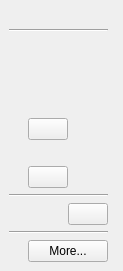
The window that src/lib/other/siteinfowidget.ui (osza-tools/osza-browser) describes before a commit, drawn with Qt 5.
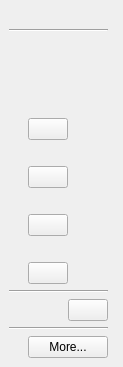
The same window after the commit.

Commit message: security: per-site GPC and threat-block state in the padlock menu

```diff
--- a/src/lib/other/siteinfowidget.ui
+++ b/src/lib/other/siteinfowidget.ui
@@ -38,7 +38,7 @@
       <property name="rightMargin">
        <number>15</number>
       </property>
-      <item row="10" column="0" colspan="3">
+      <item row="14" column="0" colspan="3">
        <layout class="QHBoxLayout" name="horizontalLayout_3">
         <item>
          <widget class="QLabel" name="protocolHandlerLabel"/>
@@ -65,7 +65,7 @@
         </property>
        </widget>
       </item>
-      <item row="12" column="0" colspan="3">
+      <item row="16" column="0" colspan="3">
        <layout class="QHBoxLayout" name="horizontalLayout_2">
         <property name="spacing">
          <number>6</number>
@@ -111,7 +111,7 @@
         </property>
        </widget>
       </item>
-      <item row="9" column="0" colspan="3">
+      <item row="13" column="0" colspan="3">
        <widget class="Line" name="protocolHandlerLine">
         <property name="orientation">
          <enum>Qt::Horizontal</enum>
@@ -125,7 +125,7 @@
         </property>
        </widget>
       </item>
-      <item row="11" column="0" colspan="3">
+      <item row="15" column="0" colspan="3">
        <widget class="Line" name="line">
         <property name="orientation">
          <enum>Qt::Horizontal</enum>
@@ -206,6 +206,80 @@
         </property>
        </widget>
       </item>
+      <item row="9" column="2">
+       <layout class="QHBoxLayout" name="gpcRowLayout">
+        <property name="spacing">
+         <number>4</number>
+        </property>
+        <item>
+         <widget class="QLabel" name="gpcLabel">
+          <property name="sizePolicy">
+           <sizepolicy hsizetype="MinimumExpanding" vsizetype="Preferred">
+            <horstretch>0</horstretch>
+            <verstretch>0</verstretch>
+           </sizepolicy>
+          </property>
+         </widget>
+        </item>
+        <item>
+         <widget class="QLabel" name="globalPrivacyControlDiffLink">
+          <property name="sizePolicy">
+           <sizepolicy hsizetype="Maximum" vsizetype="Preferred">
+            <horstretch>0</horstretch>
+            <verstretch>0</verstretch>
+           </sizepolicy>
+          </property>
+         </widget>
+        </item>
+       </layout>
+      </item>
+      <item row="10" column="2">
+       <widget class="QPushButton" name="gpcButton">
+        <property name="sizePolicy">
+         <sizepolicy hsizetype="Maximum" vsizetype="Fixed">
+          <horstretch>0</horstretch>
+          <verstretch>0</verstretch>
+         </sizepolicy>
+        </property>
+       </widget>
+      </item>
+      <item row="11" column="2">
+       <layout class="QHBoxLayout" name="threatBlockRowLayout">
+        <property name="spacing">
+         <number>4</number>
+        </property>
+        <item>
+         <widget class="QLabel" name="threatBlockLabel">
+          <property name="sizePolicy">
+           <sizepolicy hsizetype="MinimumExpanding" vsizetype="Preferred">
+            <horstretch>0</horstretch>
+            <verstretch>0</verstretch>
+           </sizepolicy>
+          </property>
+         </widget>
+        </item>
+        <item>
+         <widget class="QLabel" name="threatBlockDiffLink">
+          <property name="sizePolicy">
+           <sizepolicy hsizetype="Maximum" vsizetype="Preferred">
+            <horstretch>0</horstretch>
+            <verstretch>0</verstretch>
+           </sizepolicy>
+          </property>
+         </widget>
+        </item>
+       </layout>
+      </item>
+      <item row="12" column="2">
+       <widget class="QPushButton" name="threatBlockButton">
+        <property name="sizePolicy">
+         <sizepolicy hsizetype="Maximum" vsizetype="Fixed">
+          <horstretch>0</horstretch>
+          <verstretch>0</verstretch>
+         </sizepolicy>
+        </property>
+       </widget>
+      </item>
       <item row="0" column="0" colspan="3">
        <widget class="QLabel" name="titleLabel">
         <property name="alignment">
```
The commit also changes 21 other files.
